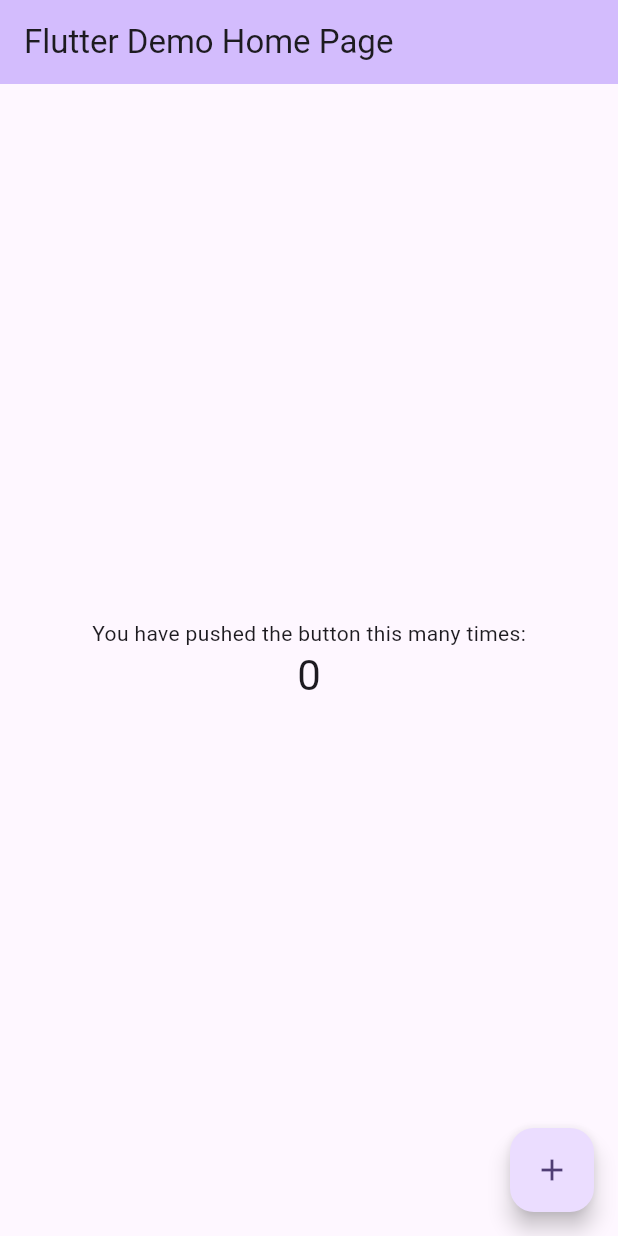
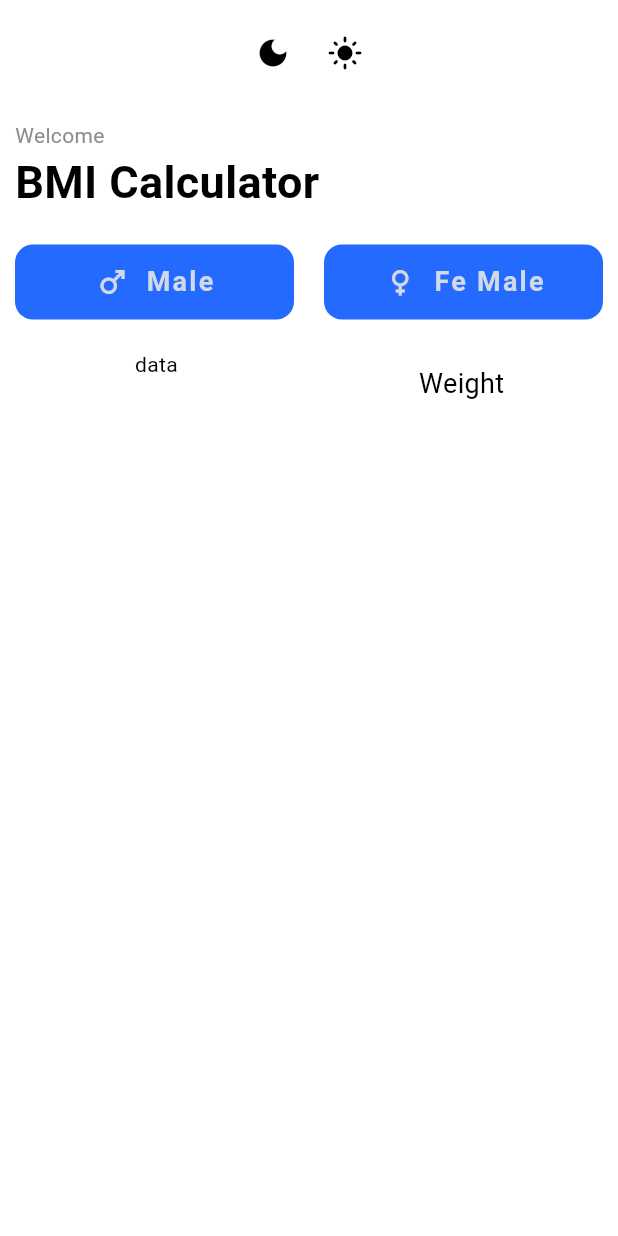
Before and after one commit to kageyoshi1504/bmi_calculator, a Flutter app: the screen it shows after launch, on a phone screen of 412 x 824 dp. Run offline on Flutter 3.47's test engine with Material 3 defaults, Android fonts, the phone set to English and light mode, and no system bars; our stand-ins replace get.

Commit message:
home page

```diff
--- /dev/null
+++ b/lib/components/height_selector.dart
@@ -0,0 +1,21 @@
+import 'package:flutter/material.dart';
+
+class HeightSelector extends StatelessWidget {
+  const HeightSelector({super.key});
+
+  @override
+  Widget build(BuildContext context) {
+    return Expanded(
+      child: Container(
+        decoration: BoxDecoration(
+            borderRadius: BorderRadius.circular(10),
+            color: Theme.of(context).colorScheme.primaryContainer),
+        child: const Column(
+          children: [
+            Text('data'),
+          ],
+        ),
+      ),
+    );
+  }
+}
--- /dev/null
+++ b/lib/components/primary_button.dart
@@ -0,0 +1,44 @@
+import 'package:flutter/material.dart';
+
+class PrimaryButton extends StatelessWidget {
+  const PrimaryButton({
+    super.key,
+    required this.icon,
+    required this.btnName,
+  });
+
+  final IconData icon;
+  final String btnName;
+  @override
+  Widget build(BuildContext context) {
+    return Expanded(
+      child: Container(
+        height: 50,
+        padding: const EdgeInsets.all(10),
+        decoration: BoxDecoration(
+            color: Theme.of(context).colorScheme.primary,
+            borderRadius: BorderRadius.circular(12)),
+        child: Row(
+          mainAxisAlignment: MainAxisAlignment.center,
+          children: [
+            Icon(
+              icon,
+              // ignore: deprecated_member_use
+              color: Theme.of(context).colorScheme.background,
+            ),
+            const SizedBox(width: 10),
+            Text(
+              btnName,
+              style: TextStyle(
+                  fontSize: 18,
+                  fontWeight: FontWeight.bold,
+                  letterSpacing: 1.5,
+                  // ignore: deprecated_member_use
+                  color: Theme.of(context).colorScheme.background),
+            )
+          ],
+        ),
+      ),
+    );
+  }
+}
--- /dev/null
+++ b/lib/components/theme_change_btn.dart
@@ -0,0 +1,25 @@
+import 'package:flutter/material.dart';
+
+class ThemeChangeBtn extends StatelessWidget {
+  const ThemeChangeBtn({super.key});
+
+  @override
+  Widget build(BuildContext context) {
+    return Row(mainAxisAlignment: MainAxisAlignment.center, children: [
+      Container(
+        height: 50,
+        decoration: BoxDecoration(
+          // ignore: deprecated_member_use
+          color: Theme.of(context).colorScheme.primaryContainer,
+          borderRadius: BorderRadius.circular(10),
+        ),
+        child: Row(
+          children: [
+            IconButton(onPressed: () {}, icon: const Icon(Icons.dark_mode)),
+            IconButton(onPressed: () {}, icon: const Icon(Icons.light_mode)),
+          ],
+        ),
+      ),
+    ]);
+  }
+}
--- /dev/null
+++ b/lib/config/colors.dart
@@ -0,0 +1,15 @@
+import 'package:flutter/material.dart';
+
+// Light Colors
+const lBgColor = Color(0xffD1D9E6);
+const lPrimaryColor = Color(0xff246AFE);
+const lLabelColor = Color(0xff8C8C8C);
+const lDivColor = Color(0xffFFFFFF);
+const lFontColor = Color(0xff000000);
+
+// Dark Colors
+const dBgColor = Color(0xff242424);
+const dPrimaryColor = Color(0xff246AFE);
+const dLabelColor = Color(0xff8C8C8C);
+const dDivColor = Color(0xff373737);
+const dFontColor = Color(0xff000000);
--- /dev/null
+++ b/lib/config/theme.dart
@@ -0,0 +1,30 @@
+import 'package:bmi_app/config/colors.dart';
+import 'package:flutter/material.dart';
+
+var lightTheme = ThemeData(
+  useMaterial3: true,
+  colorScheme: const ColorScheme.light(
+    // ignore: deprecated_member_use
+    background: lBgColor,
+    primary: lPrimaryColor,
+    // ignore: deprecated_member_use
+    onBackground: lFontColor,
+    primaryContainer: lDivColor,
+    onPrimary: lFontColor,
+    onSecondaryContainer: lLabelColor,
+  ),
+);
+
+var darkTheme = ThemeData(
+  useMaterial3: true,
+  colorScheme: const ColorScheme.dark(
+    // ignore: deprecated_member_use
+    background: dBgColor,
+    primary: dPrimaryColor,
+    // ignore: deprecated_member_use
+    onBackground: dFontColor,
+    primaryContainer: dDivColor,
+    onPrimary: dFontColor,
+    onSecondaryContainer: dLabelColor,
+  ),
+);
--- /dev/null
+++ b/lib/controllers/theme_controllers.dart
@@ -0,0 +1,14 @@
+import 'package:flutter/material.dart';
+import 'package:get/get.dart';
+
+class ThemeControllers extends GetxController {
+  RxBool isDark = false.obs;
+
+  void changeTheme() async {
+    isDark.value = !isDark.value;
+    Get.changeThemeMode(isDark.value ? ThemeMode.dark : ThemeMode.light);
+
+
+
+  }
+}
--- a/lib/main.dart
+++ b/lib/main.dart
@@ -1,4 +1,7 @@
+import 'package:bmi_app/config/theme.dart';
+import 'package:bmi_app/pages/home_page.dart';
 import 'package:flutter/material.dart';
+import 'package:get/get.dart';
 
 void main() {
   runApp(const MyApp());
@@ -7,119 +10,14 @@ void main() {
 class MyApp extends StatelessWidget {
   const MyApp({super.key});
 
-  // This widget is the root of your application.
   @override
   Widget build(BuildContext context) {
-    return MaterialApp(
-      title: 'Flutter Demo',
-      theme: ThemeData(
-        // This is the theme of your application.
-        //
-        // TRY THIS: Try running your application with "flutter run". You'll see
-        // the application has a purple toolbar. Then, without quitting the app,
-        // try changing the seedColor in the colorScheme below to Colors.green
-        // and then invoke "hot reload" (save your changes or press the "hot
-        // reload" button in a Flutter-supported IDE, or press "r" if you used
-        // the command line to start the app).
-        //
-        // Notice that the counter didn't reset back to zero; the application
-        // state is not lost during the reload. To reset the state, use hot
-        // restart instead.
-        //
-        // This works for code too, not just values: Most code changes can be
-        // tested with just a hot reload.
-        colorScheme: ColorScheme.fromSeed(seedColor: Colors.deepPurple),
-        useMaterial3: true,
-      ),
-      home: const MyHomePage(title: 'Flutter Demo Home Page'),
+    return GetMaterialApp(
+      title: 'BMI Calculator',
+      theme: lightTheme,
+      darkTheme: darkTheme,
+      debugShowCheckedModeBanner: false,
+      home: const HomePage(),
     );
   }
 }
-
-class MyHomePage extends StatefulWidget {
-  const MyHomePage({super.key, required this.title});
-
-  // This widget is the home page of your application. It is stateful, meaning
-  // that it has a State object (defined below) that contains fields that affect
-  // how it looks.
-
-  // This class is the configuration for the state. It holds the values (in this
-  // case the title) provided by the parent (in this case the App widget) and
-  // used by the build method of the State. Fields in a Widget subclass are
-  // always marked "final".
-
-  final String title;
-
-  @override
-  State<MyHomePage> createState() => _MyHomePageState();
-}
-
-class _MyHomePageState extends State<MyHomePage> {
-  int _counter = 0;
-
-  void _incrementCounter() {
-    setState(() {
-      // This call to setState tells the Flutter framework that something has
-      // changed in this State, which causes it to rerun the build method below
-      // so that the display can reflect the updated values. If we changed
-      // _counter without calling setState(), then the build method would not be
-      // called again, and so nothing would appear to happen.
-      _counter++;
-    });
-  }
-
-  @override
-  Widget build(BuildContext context) {
-    // This method is rerun every time setState is called, for instance as done
-    // by the _incrementCounter method above.
-    //
-    // The Flutter framework has been optimized to make rerunning build methods
-    // fast, so that you can just rebuild anything that needs updating rather
-    // than having to individually change instances of widgets.
-    return Scaffold(
-      appBar: AppBar(
-        // TRY THIS: Try changing the color here to a specific color (to
-        // Colors.amber, perhaps?) and trigger a hot reload to see the AppBar
-        // change color while the other colors stay the same.
-        backgroundColor: Theme.of(context).colorScheme.inversePrimary,
-        // Here we take the value from the MyHomePage object that was created by
-        // the App.build method, and use it to set our appbar title.
-        title: Text(widget.title),
-      ),
-      body: Center(
-        // Center is a layout widget. It takes a single child and positions it
-        // in the middle of the parent.
-        child: Column(
-          // Column is also a layout widget. It takes a list of children and
-          // arranges them vertically. By default, it sizes itself to fit its
-          // children horizontally, and tries to be as tall as its parent.
-          //
-          // Column has various properties to control how it sizes itself and
-          // how it positions its children. Here we use mainAxisAlignment to
-          // center the children vertically; the main axis here is the vertical
-          // axis because Columns are vertical (the cross axis would be
-          // horizontal).
-          //
-          // TRY THIS: Invoke "debug painting" (choose the "Toggle Debug Paint"
-          // action in the IDE, or press "p" in the console), to see the
-          // wireframe for each widget.
-          mainAxisAlignment: MainAxisAlignment.center,
-          children: <Widget>[
-            const Text(
-              'You have pushed the button this many times:',
-            ),
-            Text(
-              '$_counter',
-              style: Theme.of(context).textTheme.headlineMedium,
-            ),
-          ],
-        ),
-      ),
-      floatingActionButton: FloatingActionButton(
-        onPressed: _incrementCounter,
-        tooltip: 'Increment',
-        child: const Icon(Icons.add),
-      ), // This trailing comma makes auto-formatting nicer for build methods.
-    );
-  }
-}
--- /dev/null
+++ b/lib/pages/home_page.dart
@@ -0,0 +1,108 @@
+import 'package:bmi_app/components/height_selector.dart';
+import 'package:bmi_app/components/theme_change_btn.dart';
+import 'package:bmi_app/controllers/theme_controllers.dart';
+import 'package:flutter/material.dart';
+import 'package:flutter/widgets.dart';
+import 'package:get/get.dart';
+
+import '../components/primary_button.dart';
+
+class HomePage extends StatelessWidget {
+  const HomePage({super.key});
+
+  @override
+  Widget build(BuildContext context) {
+    ThemeControllers themeControllers = Get.put(ThemeControllers());
+    return Scaffold(
+      body: SafeArea(
+          child: Padding(
+        padding: const EdgeInsets.symmetric(horizontal: 10, vertical: 10),
+        child: Column(
+          children: [
+            const ThemeChangeBtn(),
+            const SizedBox(height: 20),
+            Row(
+              children: [
+                Text(
+                  'Welcome',
+                  style: TextStyle(
+                      color:
+                          Theme.of(context).colorScheme.onSecondaryContainer),
+                ),
+              ],
+            ),
+            Row(
+              children: [
+                Text(
+                  'BMI Calculator',
+                  style: TextStyle(
+                      fontSize: 30,
+                      fontWeight: FontWeight.bold,
+                      // ignore: deprecated_member_use
+                      color: Theme.of(context).colorScheme.onBackground),
+                ),
+              ],
+            ),
+            const SizedBox(height: 20),
+            const Row(
+              children: [
+                PrimaryButton(
+                  icon: Icons.male,
+                  btnName: 'Male',
+                ),
+                SizedBox(width: 20),
+                PrimaryButton(
+                  icon: Icons.female,
+                  btnName: 'Fe Male',
+                ),
+              ],
+            ),
+            const SizedBox(height: 20),
+            Expanded(
+              child: Row(
+                mainAxisAlignment: MainAxisAlignment.spaceBetween,
+                children: [
+                  const HeightSelector(),
+                  const SizedBox(width: 15),
+                  Expanded(
+                    child: Column(
+                      children: [
+                        Container(
+                          padding: const EdgeInsets.all(10),
+                          decoration: BoxDecoration(
+                            borderRadius: BorderRadius.circular(10),
+                            color:
+                                Theme.of(context).colorScheme.primaryContainer,
+                          ),
+                          height: 200,
+                          child: Column(
+                            children: [
+                              Row(
+                                mainAxisAlignment: MainAxisAlignment.center,
+                                children: [
+                                  Text(
+                                    'Weight',
+                                    style: TextStyle(
+                                        fontSize: 18,
+                                        color: Theme.of(context)
+                                            .colorScheme
+                                            // ignore: deprecated_member_use
+                                            .onBackground),
+                                  ),
+                                ],
+                              ),
+                            ],
+                          ),
+                        ),
+                      ],
+                    ),
+                  ),
+                ],
+              ),
+            ),
+          ],
+        ),
+      )),
+    );
+  }
+}
--- a/pubspec.yaml
+++ b/pubspec.yaml
@@ -35,6 +35,7 @@ dependencies:
   # The following adds the Cupertino Icons font to your application.
   # Use with the CupertinoIcons class for iOS style icons.
   cupertino_icons: ^1.0.6
+  get: ^4.6.6
 
 dev_dependencies:
   flutter_test:
```
Also changed, not shown: pubspec.lock.
